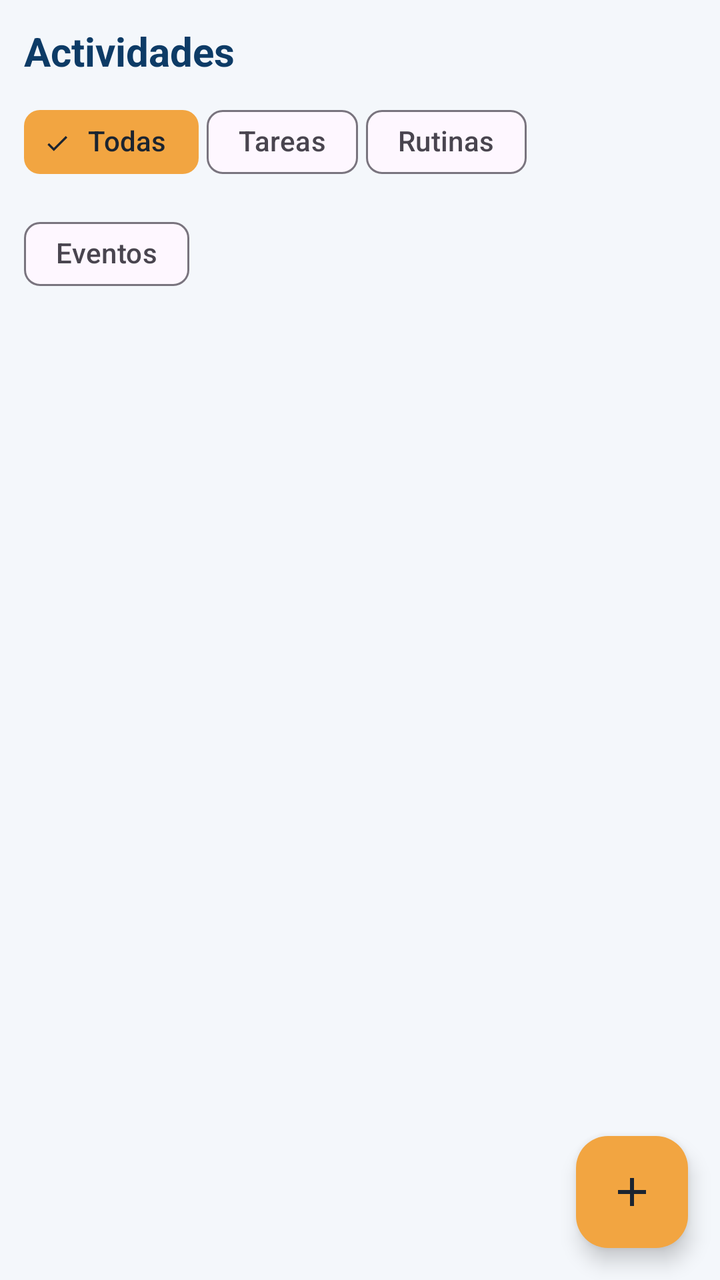
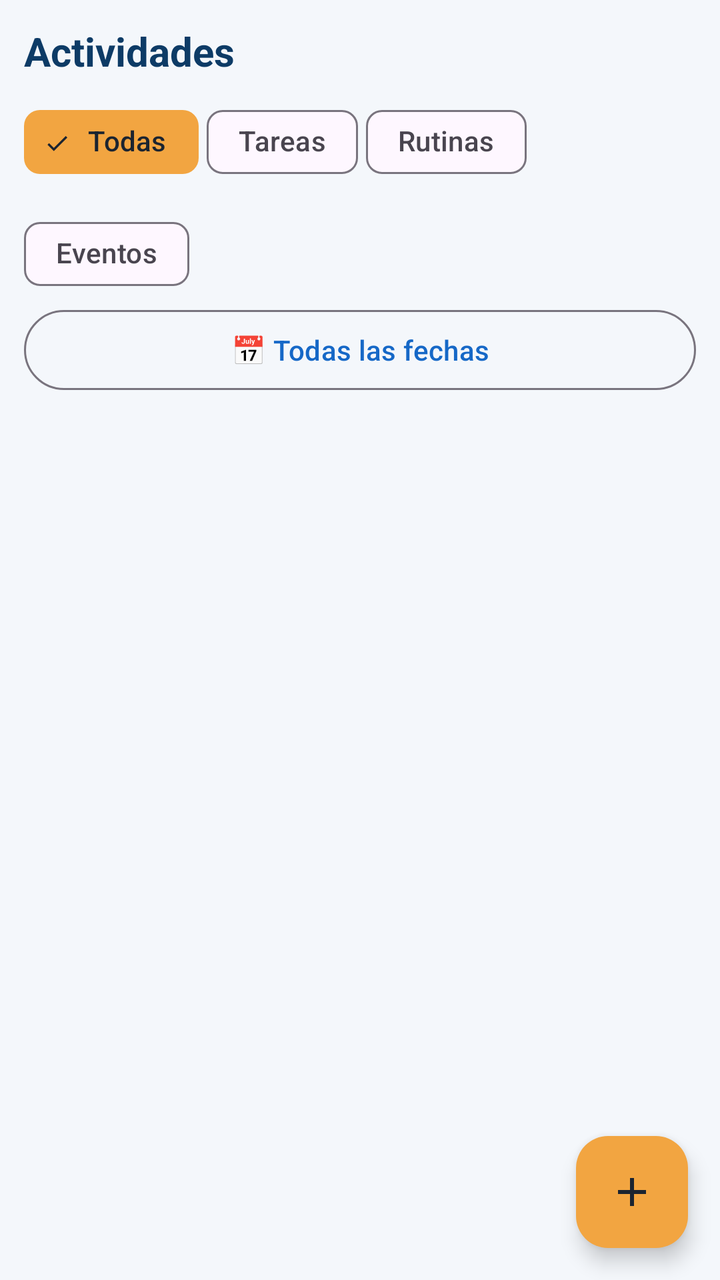

The first picture is an Android layout as it rendered before a commit; the second is the same layout after the commit. The layout source and the unified diff follow.
<!-- AndroidManifest.xml: application theme Theme.DailySync -->
<!-- res/layout/fragment_actividades.xml -->
<?xml version="1.0" encoding="utf-8"?>
<FrameLayout xmlns:android="http://schemas.android.com/apk/res/android"
    xmlns:app="http://schemas.android.com/apk/res-auto"
    android:layout_width="match_parent"
    android:layout_height="match_parent">

    <LinearLayout
        android:layout_width="match_parent"
        android:layout_height="match_parent"
        android:orientation="vertical"
        android:padding="12dp">

        <TextView
            style="@style/DailySync.Titulo"
            android:layout_width="wrap_content"
            android:layout_height="wrap_content"
            android:layout_marginBottom="8dp"
            android:text="@string/actividades_titulo" />

        <com.google.android.material.chip.ChipGroup
            android:id="@+id/chips_filtro"
            android:layout_width="match_parent"
            android:layout_height="wrap_content"
            app:chipSpacingHorizontal="4dp"
            app:selectionRequired="true"
            app:singleSelection="true">

            <com.google.android.material.chip.Chip
                android:id="@+id/chip_todas"
                style="@style/Widget.Material3.Chip.Filter"
                android:layout_width="wrap_content"
                android:layout_height="wrap_content"
                android:checked="true"
                android:text="@string/filtro_todas" />

            <com.google.android.material.chip.Chip
                android:id="@+id/chip_tareas"
                style="@style/Widget.Material3.Chip.Filter"
                android:layout_width="wrap_content"
                android:layout_height="wrap_content"
                android:text="@string/filtro_tareas" />

            <com.google.android.material.chip.Chip
                android:id="@+id/chip_rutinas"
                style="@style/Widget.Material3.Chip.Filter"
                android:layout_width="wrap_content"
                android:layout_height="wrap_content"
                android:text="@string/filtro_rutinas" />

            <com.google.android.material.chip.Chip
                android:id="@+id/chip_eventos"
                style="@style/Widget.Material3.Chip.Filter"
                android:layout_width="wrap_content"
                android:layout_height="wrap_content"
                android:text="@string/filtro_eventos" />
        </com.google.android.material.chip.ChipGroup>
        <TextView
            android:id="@+id/tv_vacio"
            style="@style/DailySync.Etiqueta"
            android:layout_width="match_parent"
            android:layout_height="wrap_content"
            android:layout_marginTop="16dp"
            android:gravity="center"
            android:visibility="gone" />

        <androidx.recyclerview.widget.RecyclerView
            android:id="@+id/rv_actividades"
            android:layout_width="match_parent"
            android:layout_height="0dp"
            android:layout_weight="1"
            android:clipToPadding="false"
            android:paddingBottom="72dp" />
    </LinearLayout>

    <com.google.android.material.floatingactionbutton.FloatingActionButton
        android:id="@+id/fab_agregar"
        android:layout_width="wrap_content"
        android:layout_height="wrap_content"
        android:layout_gravity="bottom|end"
        android:layout_margin="16dp"
        android:contentDescription="@string/agregar_descripcion"
        app:backgroundTint="@color/naranja"
        app:srcCompat="@drawable/ic_add"
        app:tint="@color/texto" />
</FrameLayout>
<!-- resources referenced by this layout -->
<resources>
  <color name="naranja">#F2A541</color>
  <color name="texto">#1B2430</color>
  <!-- drawable ic_add (drawable) -->
  <?xml version="1.0" encoding="utf-8"?>
  <vector xmlns:android="http://schemas.android.com/apk/res/android"
      android:width="24dp"
      android:height="24dp"
      android:viewportWidth="24"
      android:viewportHeight="24">
      <path android:fillColor="#1B2430" android:pathData="M19,13h-6v6h-2v-6H5v-2h6V5h2v6h6v2z" />
  </vector>
  <string name="actividades_titulo">Actividades</string>
  <string name="agregar_descripcion">Agregar</string>
  <string name="filtro_eventos">Eventos</string>
  <string name="filtro_rutinas">Rutinas</string>
  <string name="filtro_tareas">Tareas</string>
  <string name="filtro_todas">Todas</string>
  <style name="DailySync.Etiqueta" parent="">
          <item name="android:textSize">12sp</item>
          <item name="android:textColor">@color/texto_secundario</item>
      </style>
  <style name="DailySync.Titulo" parent="">
          <item name="android:textSize">20sp</item>
          <item name="android:textStyle">bold</item>
          <item name="android:textColor">@color/azul_oscuro</item>
      </style>
  <style name="Theme.DailySync" parent="Theme.Material3.Light.NoActionBar">
          <item name="colorPrimary">@color/azul</item>
          <item name="colorOnPrimary">@color/blanco</item>
          <item name="colorSecondary">@color/naranja</item>
          <item name="colorOnSecondary">@color/texto</item>
          <item name="colorSecondaryContainer">@color/naranja</item>
          <item name="colorOnSecondaryContainer">@color/texto</item>
          <item name="android:colorBackground">@color/fondo</item>
          <item name="android:statusBarColor">@color/azul_oscuro</item>
          <item name="android:navigationBarColor">@color/azul_oscuro</item>
          <item name="android:windowLightStatusBar">false</item>
      </style>
  <color name="texto_secundario">#6B7A8C</color>
  <color name="azul_oscuro">#0D3B66</color>
  <color name="azul">#1668C7</color>
  <color name="blanco">#FFFFFF</color>
  <color name="fondo">#F4F7FB</color>
</resources>

<!-- the commit's change to res/layout/fragment_actividades.xml (unified diff, before → after) -->
@@ -54,6 +54,14 @@
                 android:layout_height="wrap_content"
                 android:text="@string/filtro_eventos" />
         </com.google.android.material.chip.ChipGroup>
+
+        
+        <com.google.android.material.button.MaterialButton
+            android:id="@+id/btn_filtro_fecha"
+            style="@style/Widget.Material3.Button.OutlinedButton"
+            android:layout_width="match_parent"
+            android:layout_height="wrap_content"
+            android:text="@string/filtro_fecha_todas" />
         <TextView
             android:id="@+id/tv_vacio"
             style="@style/DailySync.Etiqueta"
<!-- resource entries referenced after the edit -->
@@ -14,6 +14,7 @@
   <string name="actividades_titulo">Actividades</string>
   <string name="agregar_descripcion">Agregar</string>
   <string name="filtro_eventos">Eventos</string>
+  <string name="filtro_fecha_todas">📅 Todas las fechas</string>
   <string name="filtro_rutinas">Rutinas</string>
   <string name="filtro_tareas">Tareas</string>
   <string name="filtro_todas">Todas</string>
